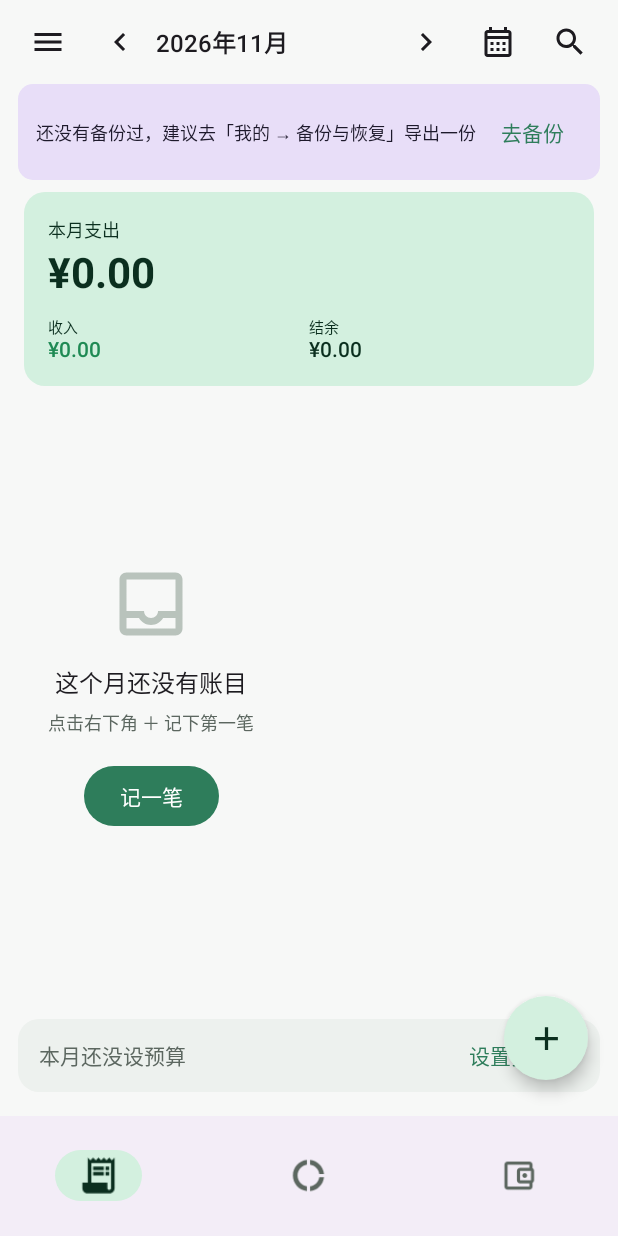
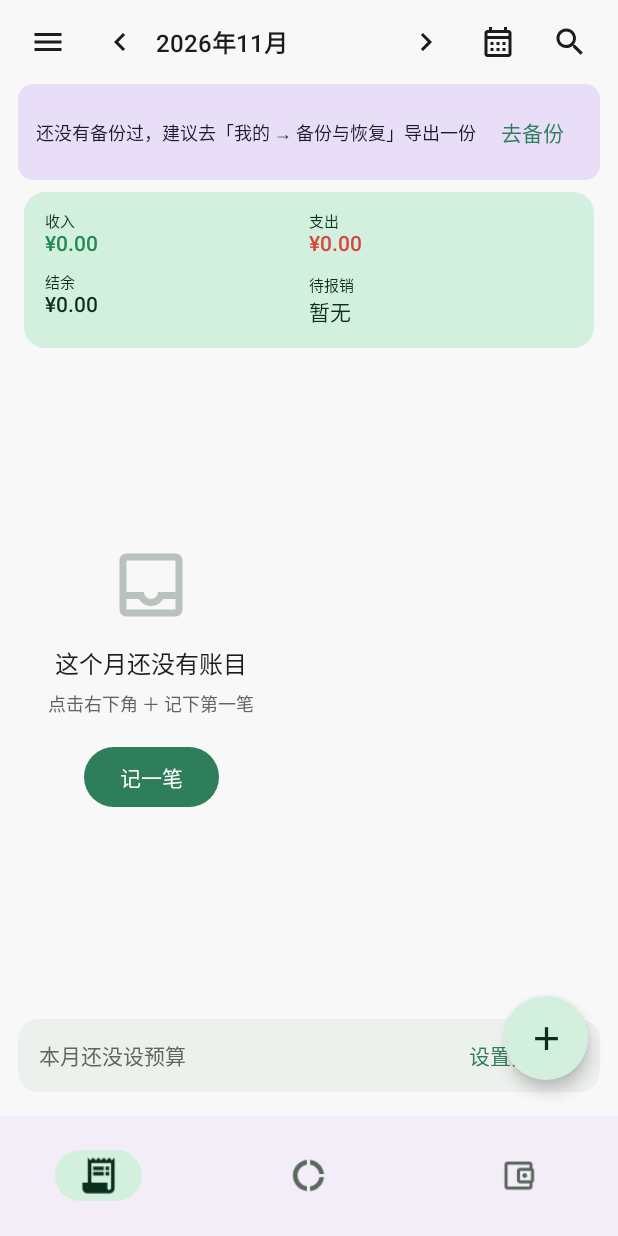
Before and after one commit to SufRley/-, an Android app built with Jetpack Compose: the LedgerScreen screen opened through its navigation route, on a phone screen of 412 x 824 dp. Run offline under Robolectric (Android 15) with nearby library versions, the phone set to English and light mode, and no system bars; our stand-ins replace Dagger/Hilt's generated code, Room's generated code.

Commit message:
feat(ledger): 月汇总改四格，补结余与待报销
- SummaryCard 从两列改两行两列：收入 / 支出、结余 / 待报销
- 结余为负用支出色提醒；待报销显示金额 + 笔数，零时显示「暂无」
- 待报销整格可点，直接进待报销页
- ViewModel 增 pendingTotal / pendingCount：只算本月未删除的支出，
  与「是否计入统计」无关（被排除的那笔照样能报销）

PRD v1.9.5 第 5 条

```diff
--- a/app/src/main/java/com/xxjz/ledger/feature/ledger/LedgerScreen.kt
+++ b/app/src/main/java/com/xxjz/ledger/feature/ledger/LedgerScreen.kt
@@ -82,6 +82,7 @@ data class LedgerNav(
     val onOpenBackup: () -> Unit = {},
     val onOpenBudget: () -> Unit = {},
     val onMenu: () -> Unit = {},
+    val onOpenReimbursement: () -> Unit = {},
 )
 
 /** P01 明细首页：月小计 + 按天分组流水（M2/M4 范围）。 */
@@ -99,6 +100,7 @@ fun LedgerScreen(
     val onOpenSearch = nav.onOpenSearch
     val onOpenCalendar = nav.onOpenCalendar
     val onOpenBackup = nav.onOpenBackup
+    val onOpenReimbursement = nav.onOpenReimbursement
     val onOpenBudget = nav.onOpenBudget
     val onMenu = nav.onMenu
     val state by viewModel.state.collectAsStateWithLifecycle()
@@ -161,7 +163,13 @@ fun LedgerScreen(
                     }
                 }
             }
-            SummaryCard(income = state.income, expense = state.expense)
+            SummaryCard(
+                income = state.income,
+                expense = state.expense,
+                pendingTotal = state.pendingTotal,
+                pendingCount = state.pendingCount,
+                onOpenReimbursement = onOpenReimbursement,
+            )
             if (state.expense > 0) {
                 SummaryHint(elapsedDays = state.elapsedDays, dailyAverage = state.dailyAverage)
             }
@@ -375,30 +383,78 @@ private fun TemplateBar(
 private fun SummaryCard(
     income: Long,
     expense: Long,
+    pendingTotal: Long,
+    pendingCount: Int,
+    onOpenReimbursement: () -> Unit,
 ) {
+    // 四格两行（v1.9.5 第 5 条）：收入、支出、结余、待报销。
+    // 以前只有收入与支出两格，用户要自己心算结余，也完全看不出这个月还有多少钱没报销回来。
     Card(
         modifier = Modifier.fillMaxWidth().padding(horizontal = 16.dp, vertical = 8.dp),
         colors = CardDefaults.cardColors(containerColor = MaterialTheme.colorScheme.primaryContainer),
     ) {
-        Column(Modifier.padding(16.dp)) {
+        Column(Modifier.padding(horizontal = 14.dp, vertical = 12.dp)) {
+            Row {
+                SummaryCell("收入", income, AmountDirection.INCOME, "summary_income", Modifier.weight(1f))
+                SummaryCell("支出", expense, AmountDirection.EXPENSE, "summary_expense", Modifier.weight(1f))
+            }
+            Spacer(Modifier.height(10.dp))
+            Row {
+                SummaryCell(
+                    title = "结余",
+                    amount = income - expense,
+                    // 结余为负说明这个月透支了，用支出色提醒；为正用中性色，免得满屏红绿
+                    direction = if (income - expense < 0) AmountDirection.EXPENSE else AmountDirection.NEUTRAL,
+                    tag = "summary_balance",
+                    modifier = Modifier.weight(1f),
+                )
+                PendingCell(
+                    total = pendingTotal,
+                    count = pendingCount,
+                    onClick = onOpenReimbursement,
+                    modifier = Modifier.weight(1f),
+                )
+            }
+        }
+    }
+}
+
+/** 待报销格：金额 + 笔数，整格可点（v1.9.5 第 5 条）。 */
+@Composable
+private fun PendingCell(
+    total: Long,
+    count: Int,
+    onClick: () -> Unit,
+    modifier: Modifier = Modifier,
+) {
+    Column(
+        modifier =
+            modifier
+                .clip(RoundedCornerShape(8.dp))
+                .clickable(onClick = onClick)
+                .padding(vertical = 2.dp)
+                .testTag("summary_pending"),
+    ) {
+        Text("待报销", style = MaterialTheme.typography.labelSmall, color = MaterialTheme.colorScheme.onPrimaryContainer)
+        if (count == 0) {
             Text(
-                "本月支出",
-                style = MaterialTheme.typography.labelMedium,
+                text = "暂无",
+                style = MaterialTheme.typography.bodyMedium,
                 color = MaterialTheme.colorScheme.onPrimaryContainer,
             )
-            Spacer(Modifier.height(4.dp))
+        } else {
+            AmountText(
+                cents = total,
+                direction = AmountDirection.NEUTRAL,
+                signed = false,
+                style = MaterialTheme.typography.bodyMedium,
+            )
             Text(
-                text = "¥${MoneyFormatter.centsToYuan(expense)}",
-                style = MaterialTheme.typography.headlineMedium,
-                fontWeight = FontWeight.Bold,
+                text = "$count 笔",
+                style = MaterialTheme.typography.labelSmall,
                 color = MaterialTheme.colorScheme.onPrimaryContainer,
-                modifier = Modifier.testTag("month_expense"),
+                modifier = Modifier.testTag("summary_pending_count"),
             )
-            Spacer(Modifier.height(12.dp))
-            Row {
-                SummaryCell("收入", income, AmountDirection.INCOME, Modifier.weight(1f))
-                SummaryCell("结余", income - expense, AmountDirection.NEUTRAL, Modifier.weight(1f))
-            }
         }
     }
 }
@@ -408,9 +464,10 @@ private fun SummaryCell(
     title: String,
     amount: Long,
     direction: AmountDirection,
+    tag: String,
     modifier: Modifier = Modifier,
 ) {
-    Column(modifier) {
+    Column(modifier.testTag(tag)) {
         Text(title, style = MaterialTheme.typography.labelSmall, color = MaterialTheme.colorScheme.onPrimaryContainer)
         AmountText(
             cents = amount,
--- a/app/src/main/java/com/xxjz/ledger/feature/ledger/LedgerViewModel.kt
+++ b/app/src/main/java/com/xxjz/ledger/feature/ledger/LedgerViewModel.kt
@@ -8,6 +8,7 @@ import com.xxjz.ledger.data.datastore.needsBackupReminder
 import com.xxjz.ledger.data.local.seed.SeedData
 import com.xxjz.ledger.domain.model.Template
 import com.xxjz.ledger.domain.model.Txn
+import com.xxjz.ledger.domain.model.TxnType
 import com.xxjz.ledger.domain.repository.AccountRepository
 import com.xxjz.ledger.domain.repository.CategoryRepository
 import com.xxjz.ledger.domain.repository.TemplateRepository
@@ -34,6 +35,10 @@ data class LedgerUiState(
     val income: Long = 0,
     val expense: Long = 0,
     val groups: List<DayGroup> = emptyList(),
+    /** 本月待报销金额合计（分），只算未删除的支出（v1.9.5 第 5 条）。 */
+    val pendingTotal: Long = 0,
+    /** 本月待报销笔数。 */
+    val pendingCount: Int = 0,
     val templates: List<Template> = emptyList(),
     val loading: Boolean = true,
     /** 超过 7 天没备份时在首页顶部提示（M8-T8）。 */
@@ -88,6 +93,12 @@ class LedgerViewModel
                         val map = categories.associateBy { it.id }
                         val groups = LedgerGrouper.group(txns, map, accounts = accounts.associateBy { it.id })
                         val counted = txns.filter { !it.excludedFromStats }
+                        // 待报销与「是否计入收支」无关：被排除统计的那笔照样能报销。
+                        // 但转账与借贷不是「花出去的钱」，没有报销这回事。
+                        val pending =
+                            txns.filter {
+                                it.pendingReimbursement && !it.isDeleted && it.type == TxnType.EXPENSE
+                            }
                         val expenseSum = counted.filter { it.type == com.xxjz.ledger.domain.model.TxnType.EXPENSE }.sumOf { it.amount }
                         LedgerUiState(
                             monthKey = DateUtils.monthKeyOf(ym.atDay(1)),
@@ -95,6 +106,8 @@ class LedgerViewModel
                             income = counted.filter { it.type == com.xxjz.ledger.domain.model.TxnType.INCOME }.sumOf { it.amount },
                             expense = expenseSum,
                             groups = groups,
+                            pendingTotal = pending.sumOf { it.amount },
+                            pendingCount = pending.size,
                             templates = templates,
                             budget =
                                 BudgetCardState.from(
--- a/app/src/main/java/com/xxjz/ledger/navigation/AppNavGraph.kt
+++ b/app/src/main/java/com/xxjz/ledger/navigation/AppNavGraph.kt
@@ -96,6 +96,7 @@ internal fun NavGraphBuilder.appNavGraph(
                     onOpenBackup = { navController.navigate(Routes.BACKUP) },
                     onOpenBudget = { navController.navigate(Routes.BUDGET) },
                     onMenu = onMenuClick,
+                    onOpenReimbursement = { navController.navigate(Routes.REIMBURSEMENT) },
                 ),
         )
     }
```
Also changed, not shown: 2 other files.
